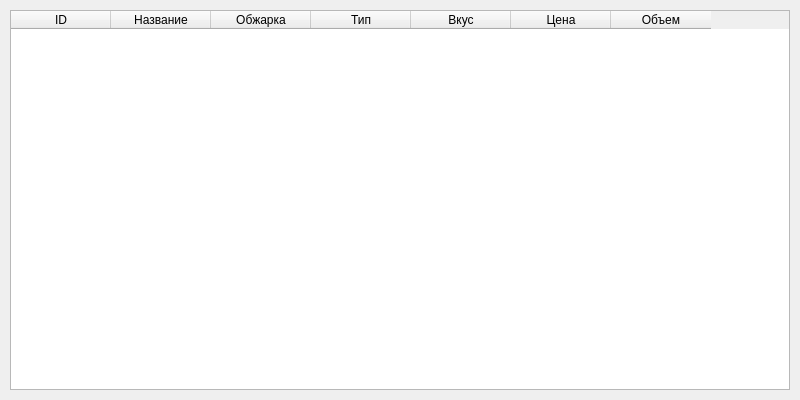
Before: the Qt Designer form main.ui in Carat3l/jhgfds, drawn with Qt 5.
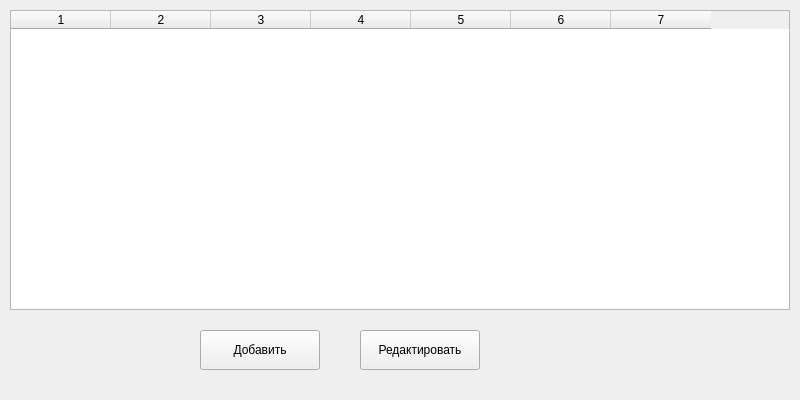
After: the same form once the commit is applied.

The edit to the form file:
```diff
--- a/main.ui
+++ b/main.ui
@@ -17,33 +17,38 @@
       <x>10</x>
       <y>10</y>
       <width>780</width>
-      <height>380</height>
+      <height>300</height>
      </rect>
     </property>
     <property name="columnCount">
      <number>7</number>
     </property>
-    <column>
-     <property name="text"><string>ID</string></property>
-    </column>
-    <column>
-     <property name="text"><string>Название</string></property>
-    </column>
-    <column>
-     <property name="text"><string>Обжарка</string></property>
-    </column>
-    <column>
-     <property name="text"><string>Тип</string></property>
-    </column>
-    <column>
-     <property name="text"><string>Вкус</string></property>
-    </column>
-    <column>
-     <property name="text"><string>Цена</string></property>
-    </column>
-    <column>
-     <property name="text"><string>Объем</string></property>
-    </column>
+   </widget>
+   <widget class="QPushButton" name="addButton">
+    <property name="geometry">
+     <rect>
+      <x>200</x>
+      <y>330</y>
+      <width>120</width>
+      <height>40</height>
+     </rect>
+    </property>
+    <property name="text">
+     <string>Добавить</string>
+    </property>
+   </widget>
+   <widget class="QPushButton" name="editButton">
+    <property name="geometry">
+     <rect>
+      <x>360</x>
+      <y>330</y>
+      <width>120</width>
+      <height>40</height>
+     </rect>
+    </property>
+    <property name="text">
+     <string>Редактировать</string>
+    </property>
    </widget>
   </widget>
  </widget>
```
